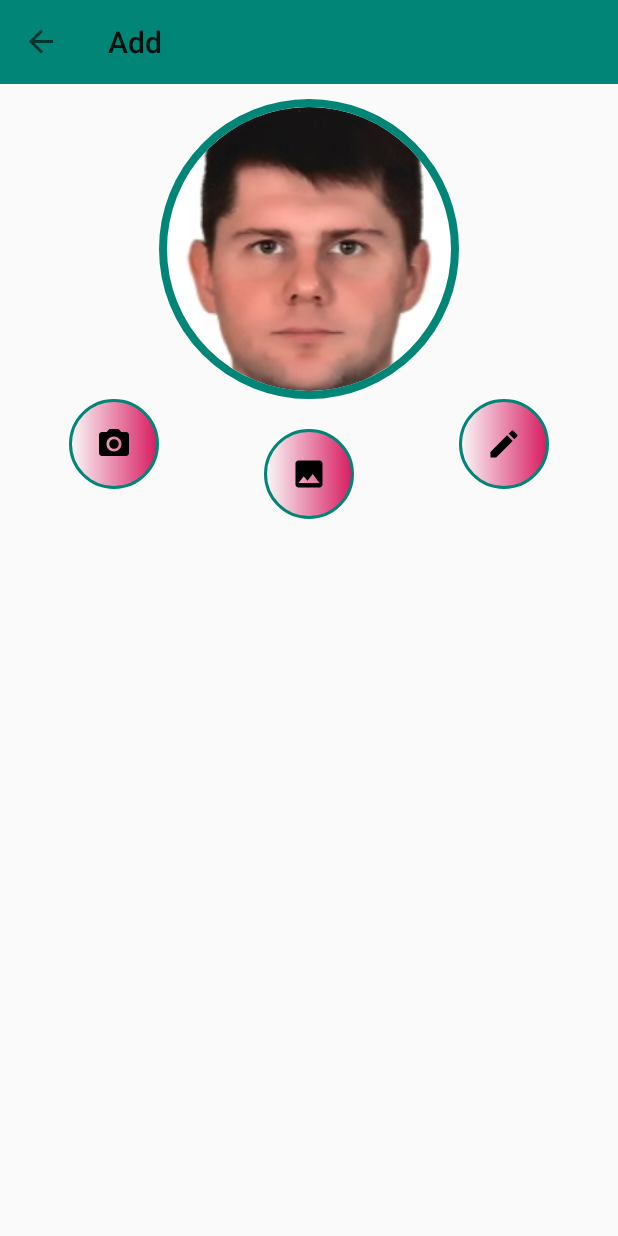
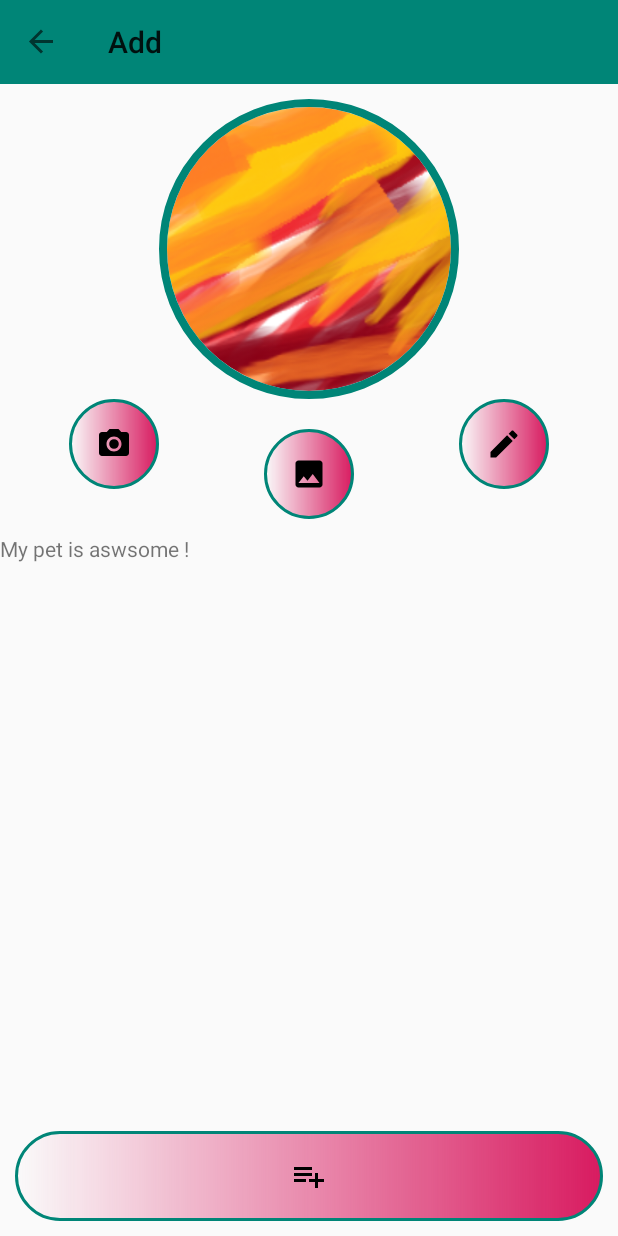
Before and after one commit to SJMalecki/AT, an Android app: the AddFragment screen opened through its navigation route, on a phone screen of 412 x 824 dp. Run offline under Robolectric (Android 15) with nearby library versions, the light colour scheme and no system bars; our stand-ins replace CircleImageView, Picasso, data binding, navigation-ui; pictures from the network do not load.

Commit message:
Add Fragment + DialogFragmentAddBio + Camera + Gallery

```diff
--- a/app/src/main/java/pl/sjmprofil/animaltinder/fragments/add/AddFragment.kt
+++ b/app/src/main/java/pl/sjmprofil/animaltinder/fragments/add/AddFragment.kt
@@ -1,15 +1,66 @@
 package pl.sjmprofil.animaltinder.fragments.add
 
+import android.app.Activity
+import android.content.Intent
+import android.graphics.Bitmap
 import android.os.Bundle
+import android.os.Parcelable
+import android.provider.MediaStore
 import android.support.v4.app.Fragment
 import android.view.LayoutInflater
 import android.view.View
 import android.view.ViewGroup
+import kotlinx.android.synthetic.main.add_fragment_layout.*
 import pl.sjmprofil.animaltinder.R
 
 class AddFragment: Fragment() {
 
+    private val TAKE_PICTURE_BUTTON_REQUEST_ID = 101
+    private val OPEN_GALLERY_BUTTON_REQUEST_ID = 102
+
+
     override fun onCreateView(inflater: LayoutInflater, container: ViewGroup?, savedInstanceState: Bundle?): View? {
         return inflater.inflate(R.layout.add_fragment_layout, container, false)
     }
+
+    override fun onViewCreated(view: View, savedInstanceState: Bundle?) {
+        super.onViewCreated(view, savedInstanceState)
+
+        setupOpenGalleryButton()
+        setupTakePictureButton()
+    }
+
+    private fun setupTakePictureButton() {
+        button_take_picture_add_fragment.setOnClickListener{
+            val cameraIntent = Intent(MediaStore.ACTION_IMAGE_CAPTURE)
+            startActivityForResult(cameraIntent, TAKE_PICTURE_BUTTON_REQUEST_ID)
+        }
+    }
+
+    private fun setupOpenGalleryButton() {
+        button_open_gallery_add_fragment.setOnClickListener{
+            val galleryIntent = Intent(Intent.ACTION_PICK, android.provider.MediaStore.Images.Media.EXTERNAL_CONTENT_URI)
+            startActivityForResult(galleryIntent, OPEN_GALLERY_BUTTON_REQUEST_ID)
+        }
+    }
+
+    override fun onActivityResult(requestCode: Int, resultCode: Int, data: Intent?) {
+        super.onActivityResult(requestCode, resultCode, data)
+
+        if(requestCode == TAKE_PICTURE_BUTTON_REQUEST_ID) {
+            if(resultCode == Activity.RESULT_OK) {
+                val imageHolder = data?.extras?.get("data") as Bitmap
+                image_view_add_fragment.setImageBitmap(imageHolder)
+            }
+        }
+
+        if(requestCode == OPEN_GALLERY_BUTTON_REQUEST_ID){
+            if(resultCode == Activity.RESULT_OK) {
+
+                val contentURI = data?.data
+                val bitmap = MediaStore.Images.Media.getBitmap(context!!.contentResolver, contentURI)
+                image_view_add_fragment.setImageBitmap(bitmap)
+            }
+        }
+    }
 }
--- /dev/null
+++ b/app/src/main/res/drawable/ic_playlist_add_black_24dp.xml
@@ -0,0 +1,9 @@
+<vector xmlns:android="http://schemas.android.com/apk/res/android"
+        android:width="24dp"
+        android:height="24dp"
+        android:viewportWidth="24.0"
+        android:viewportHeight="24.0">
+    <path
+        android:fillColor="#FF000000"
+        android:pathData="M14,10L2,10v2h12v-2zM14,6L2,6v2h12L14,6zM18,14v-4h-2v4h-4v2h4v4h2v-4h4v-2h-4zM2,16h8v-2L2,14v2z"/>
+</vector>
--- a/app/src/main/res/layout/add_fragment_layout.xml
+++ b/app/src/main/res/layout/add_fragment_layout.xml
@@ -17,12 +17,11 @@
             android:id="@+id/image_view_add_fragment"
             android:layout_width="@dimen/user_profile_fragment_image_size"
             android:layout_height="@dimen/user_profile_fragment_image_size"
+            android:layout_centerHorizontal="true"
             android:layout_marginTop="10dp"
-            android:layout_centerHorizontal="true"
-            android:src="@drawable/drawer_test_picture"
-            app:civ_border_width="5dp"
+            android:src="@drawable/drawer_tinda_pic"
             app:civ_border_color="@color/colorPrimary"
-            tools:src="@drawable/drawer_test_picture" />
+            app:civ_border_width="5dp" />
 
         <ImageButton
             android:id="@+id/button_take_picture_add_fragment"
@@ -39,9 +38,9 @@
             android:id="@+id/button_open_gallery_add_fragment"
             android:layout_width="wrap_content"
             android:layout_height="wrap_content"
-            android:layout_marginTop="20dp"
             android:layout_below="@+id/image_view_add_fragment"
             android:layout_centerHorizontal="true"
+            android:layout_marginTop="20dp"
             android:background="@drawable/add_fragment_button_ripple_effect"
             android:padding="@dimen/add_fragment_image_button_padding"
             android:scaleType="fitCenter"
@@ -58,5 +57,27 @@
             android:scaleType="fitCenter"
             android:src="@drawable/ic_mode_edit_black_24dp" />
 
+        <TextView
+            android:id="@+id/text_view_bio_add_fragment"
+            android:layout_width="match_parent"
+            android:layout_height="match_parent"
+            android:layout_marginTop="10dp"
+            android:layout_marginBottom="10dp"
+            android:layout_below="@+id/button_open_gallery_add_fragment"
+            android:layout_above="@+id/button_add_advert_add_fragment"
+            android:text="@string/text_view_bio_add_fragment_hint"/>
+
+        <ImageButton
+            android:id="@+id/button_add_advert_add_fragment"
+            android:layout_width="match_parent"
+            android:layout_height="wrap_content"
+            android:layout_alignParentBottom="true"
+            android:layout_margin="10dp"
+            android:background="@drawable/add_fragment_button_ripple_effect"
+            android:padding="@dimen/add_fragment_image_button_padding"
+            android:text="ADDdsfdasfdasfdasfasf"
+            android:scaleType="fitCenter"
+            android:src="@drawable/ic_playlist_add_black_24dp" />
+
     </RelativeLayout>
 </layout>
--- a/app/src/main/res/values/strings.xml
+++ b/app/src/main/res/values/strings.xml
@@ -25,4 +25,5 @@
     <string name="api_endpoint_address">https://animtind.herokuapp.com/api/</string>
     <string name="api_resources_address">https://animtind.herokuapp.com/static</string>
     <string name="bio">bio</string>
+    <string name="text_view_bio_add_fragment_hint">My pet is aswsome !</string>
 </resources>
```
Also changed, not shown: app/src/main/java/pl/sjmprofil/animaltinder/utilities/DialogFragmentAddBio.kt (added, +31 -0 lines), app/src/main/res/layout/add_bio_dialog_fragment.xml (added, +56 -0 lines).
